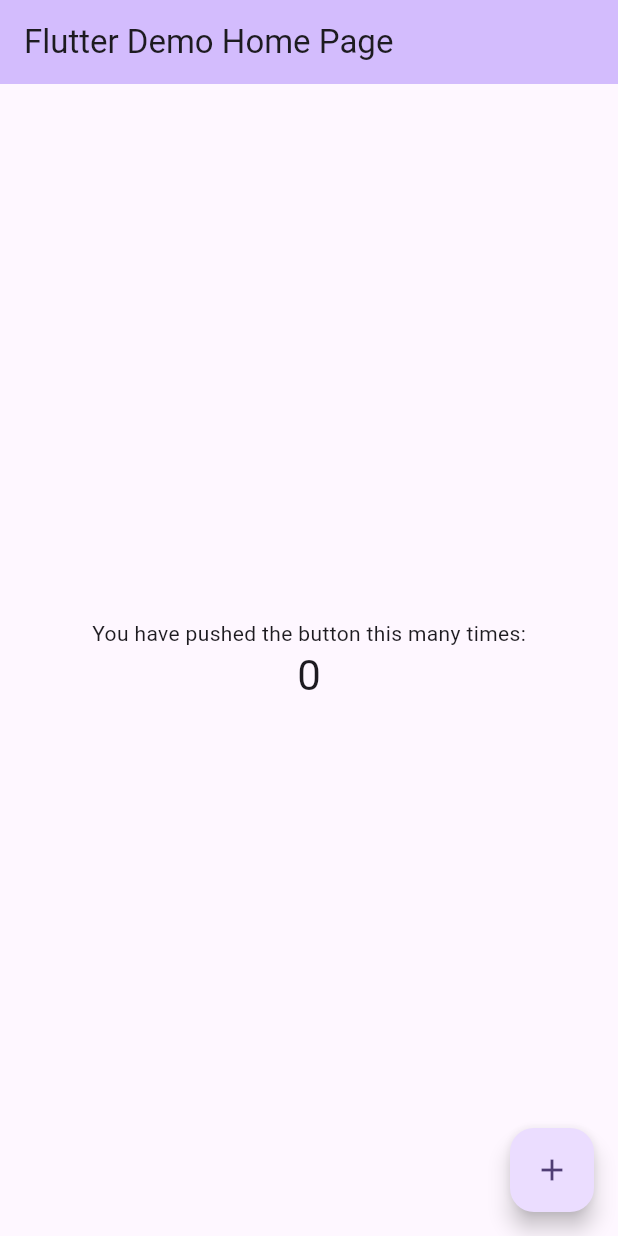
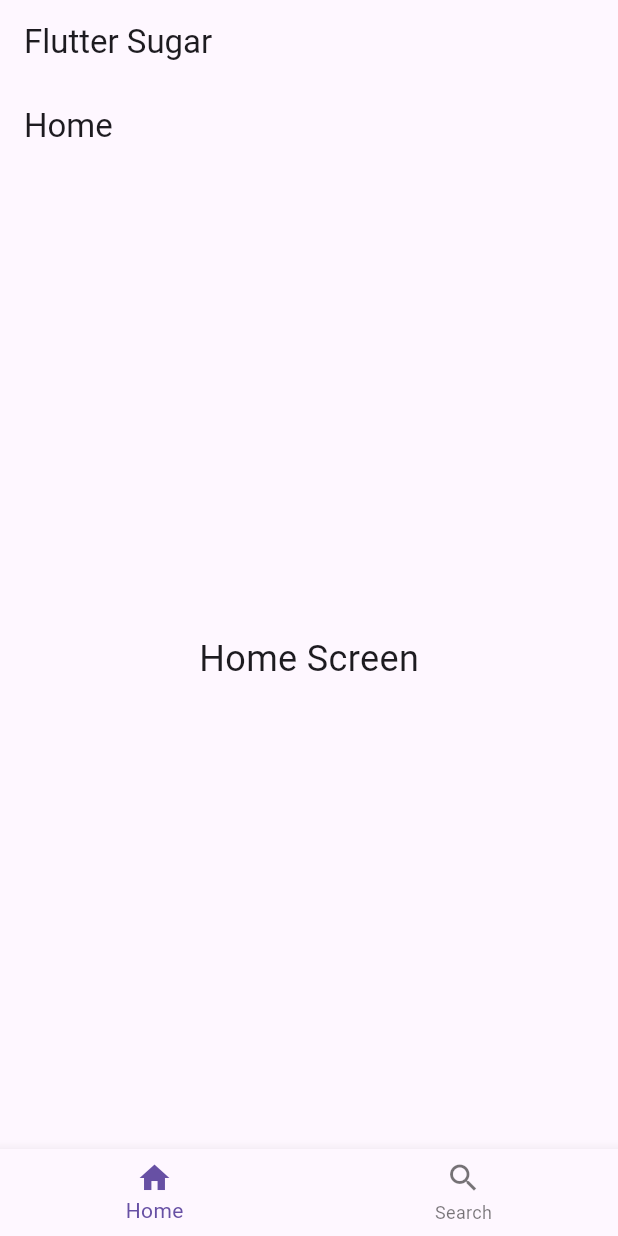
Before and after one commit to NotAStranger744/Flutter-Sugar, a Flutter app: the screen it shows after launch, on a phone screen of 412 x 824 dp. Run offline on Flutter 3.47's test engine with Material 3 defaults, Android fonts, the phone set to English and light mode, and no system bars; missing offline and left inert: openfoodfacts.

Commit message:
Navigation bar, search, API
Added basic functionality. Home page, search page, bottom navigation bar. Search page uses OpenFoodFacts packages to search on its API.

```diff
--- /dev/null
+++ b/lib/home_screen.dart
@@ -0,0 +1,26 @@
+import 'package:flutter/material.dart';
+
+class HomeScreen extends StatelessWidget
+{
+  const HomeScreen({super.key});
+
+  @override
+  Widget build(BuildContext context)
+  {
+    return Scaffold
+    (
+      appBar: AppBar(title: const Text("Home")),
+      body: const Center
+      (
+        child: Column
+        (
+          mainAxisAlignment: MainAxisAlignment.center,
+          children: <Widget>
+          [
+            Text("Home Screen", style: TextStyle(fontSize: 24)),
+          ],
+        ),
+      ),
+    );
+  }
+}
--- a/lib/main.dart
+++ b/lib/main.dart
@@ -1,125 +1,85 @@
 import 'package:flutter/material.dart';
+import 'home_screen.dart';
+import 'search_screen.dart';
+import 'product_info_screen.dart';
 
-void main() {
+void main()
+{
   runApp(const MyApp());
 }
 
-class MyApp extends StatelessWidget {
+class MyApp extends StatelessWidget
+{
   const MyApp({super.key});
 
-  // This widget is the root of your application.
   @override
-  Widget build(BuildContext context) {
+  Widget build(BuildContext context)
+  {
     return MaterialApp(
-      title: 'Flutter Demo',
-      theme: ThemeData(
-        // This is the theme of your application.
-        //
-        // TRY THIS: Try running your application with "flutter run". You'll see
-        // the application has a purple toolbar. Then, without quitting the app,
-        // try changing the seedColor in the colorScheme below to Colors.green
-        // and then invoke "hot reload" (save your changes or press the "hot
-        // reload" button in a Flutter-supported IDE, or press "r" if you used
-        // the command line to start the app).
-        //
-        // Notice that the counter didn't reset back to zero; the application
-        // state is not lost during the reload. To reset the state, use hot
-        // restart instead.
-        //
-        // This works for code too, not just values: Most code changes can be
-        // tested with just a hot reload.
-        colorScheme: ColorScheme.fromSeed(seedColor: Colors.deepPurple),
-        useMaterial3: true,
-      ),
-      home: const MyHomePage(title: 'Flutter Demo Home Page'),
+      title: 'Flutter Sugar',
+      initialRoute: '/',
+      routes:
+      {
+        '/': (context) => const MyHomePage(),
+        '/productInfo': (context) => const ProductInfoScreen(),
+      },
     );
   }
 }
 
-class MyHomePage extends StatefulWidget {
-  const MyHomePage({super.key, required this.title});
-
-  // This widget is the home page of your application. It is stateful, meaning
-  // that it has a State object (defined below) that contains fields that affect
-  // how it looks.
-
-  // This class is the configuration for the state. It holds the values (in this
-  // case the title) provided by the parent (in this case the App widget) and
-  // used by the build method of the State. Fields in a Widget subclass are
-  // always marked "final".
-
-  final String title;
+class MyHomePage extends StatefulWidget
+{
+  const MyHomePage({super.key});
 
   @override
-  State<MyHomePage> createState() => _MyHomePageState();
+  _MyHomePageState createState() => _MyHomePageState();
 }
 
-class _MyHomePageState extends State<MyHomePage> {
-  int _counter = 0;
+class _MyHomePageState extends State<MyHomePage>
+{
+  int _selectedIndex = 0; // Default to Home screen
 
-  void _incrementCounter() {
+  final List<Widget> _screens =
+  [
+    const HomeScreen(),
+    SearchScreen(),
+  ];
+
+  void _onItemTapped(int index)
+  {
     setState(() {
-      // This call to setState tells the Flutter framework that something has
-      // changed in this State, which causes it to rerun the build method below
-      // so that the display can reflect the updated values. If we changed
-      // _counter without calling setState(), then the build method would not be
-      // called again, and so nothing would appear to happen.
-      _counter++;
+      _selectedIndex = index;
     });
   }
 
   @override
-  Widget build(BuildContext context) {
-    // This method is rerun every time setState is called, for instance as done
-    // by the _incrementCounter method above.
-    //
-    // The Flutter framework has been optimized to make rerunning build methods
-    // fast, so that you can just rebuild anything that needs updating rather
-    // than having to individually change instances of widgets.
-    return Scaffold(
-      appBar: AppBar(
-        // TRY THIS: Try changing the color here to a specific color (to
-        // Colors.amber, perhaps?) and trigger a hot reload to see the AppBar
-        // change color while the other colors stay the same.
-        backgroundColor: Theme.of(context).colorScheme.inversePrimary,
-        // Here we take the value from the MyHomePage object that was created by
-        // the App.build method, and use it to set our appbar title.
-        title: Text(widget.title),
+  Widget build(BuildContext context)
+  {
+    return Scaffold
+    (
+      appBar: AppBar
+      (
+        title: const Text('Flutter Sugar'),
       ),
-      body: Center(
-        // Center is a layout widget. It takes a single child and positions it
-        // in the middle of the parent.
-        child: Column(
-          // Column is also a layout widget. It takes a list of children and
-          // arranges them vertically. By default, it sizes itself to fit its
-          // children horizontally, and tries to be as tall as its parent.
-          //
-          // Column has various properties to control how it sizes itself and
-          // how it positions its children. Here we use mainAxisAlignment to
-          // center the children vertically; the main axis here is the vertical
-          // axis because Columns are vertical (the cross axis would be
-          // horizontal).
-          //
-          // TRY THIS: Invoke "debug painting" (choose the "Toggle Debug Paint"
-          // action in the IDE, or press "p" in the console), to see the
-          // wireframe for each widget.
-          mainAxisAlignment: MainAxisAlignment.center,
-          children: <Widget>[
-            const Text(
-              'You have pushed the button this many times:',
-            ),
-            Text(
-              '$_counter',
-              style: Theme.of(context).textTheme.headlineMedium,
-            ),
-          ],
-        ),
+      body: _screens[_selectedIndex],
+      bottomNavigationBar: BottomNavigationBar
+      (
+        currentIndex: _selectedIndex,
+        onTap: _onItemTapped,
+        items: const <BottomNavigationBarItem>
+        [
+          BottomNavigationBarItem
+          (
+            icon: Icon(Icons.home),
+            label: 'Home',
+          ),
+          BottomNavigationBarItem
+          (
+            icon: Icon(Icons.search),
+            label: 'Search',
+          ),
+        ],
       ),
-      floatingActionButton: FloatingActionButton(
-        onPressed: _incrementCounter,
-        tooltip: 'Increment',
-        child: const Icon(Icons.add),
-      ), // This trailing comma makes auto-formatting nicer for build methods.
     );
   }
 }
```
Also changed, not shown: lib/product_info_screen.dart (added, +36 -0 lines), lib/search_screen.dart (added, +154 -0 lines), pubspec.yaml (+6 -2 lines), assets/images/NoImage.png (added).
